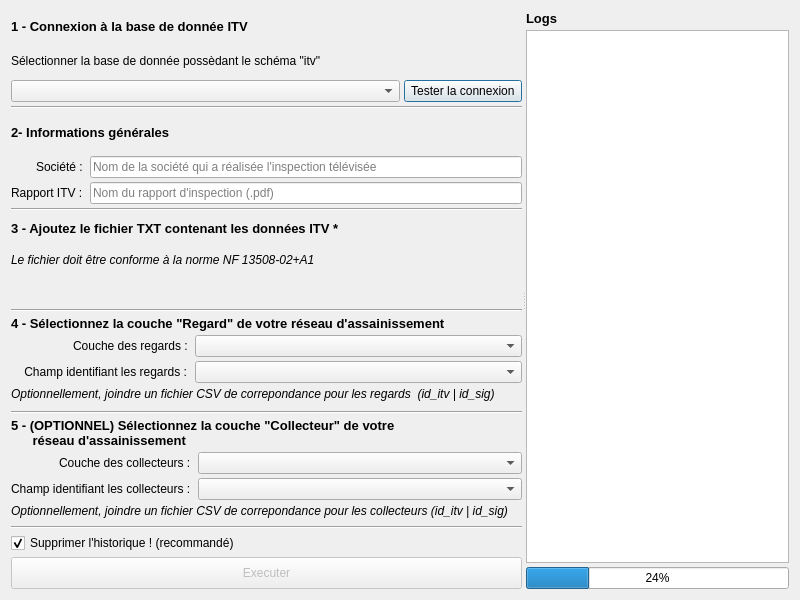
First picture: the form in geo_itv_dialog_base.ui, repository naomis/qgis-itv-plugin, before the edit.
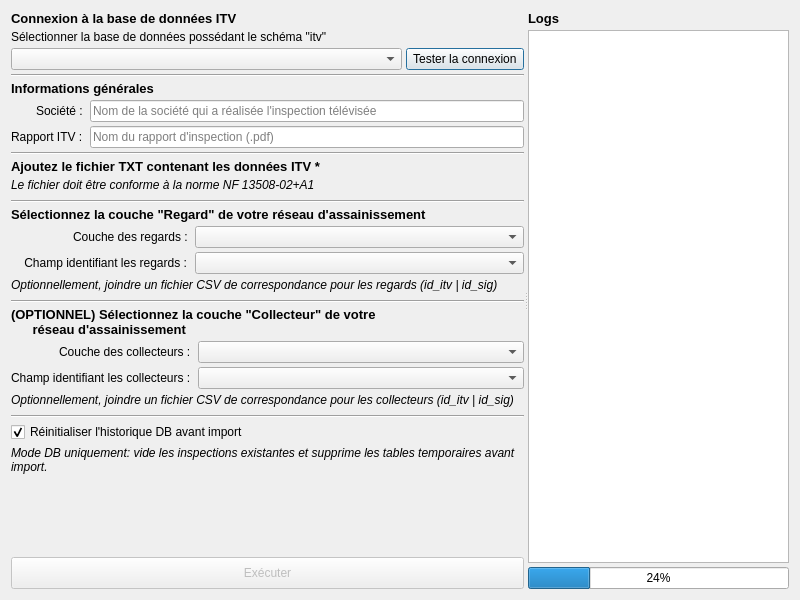
Second picture: the form after the edit. Custom widgets are drawn as their Qt base class.

The edit to the form file:
```diff
--- a/geo_itv_dialog_base.ui
+++ b/geo_itv_dialog_base.ui
@@ -65,7 +65,7 @@
                  </font>
                 </property>
                 <property name="text">
-                 <string>1 - Connexion à la base de donnée ITV</string>
+                   <string>Connexion à la base de données ITV</string>
                 </property>
                </widget>
               </item>
@@ -78,7 +78,7 @@
                  </font>
                 </property>
                 <property name="text">
-                 <string>Sélectionner la base de donnée possèdant le schéma &quot;itv&quot;</string>
+                 <string>Sélectionner la base de données possédant le schéma &quot;itv&quot;</string>
                 </property>
                </widget>
               </item>
@@ -157,7 +157,7 @@
                  </font>
                 </property>
                 <property name="text">
-                 <string>2- Informations générales</string>
+                 <string>Informations générales</string>
                 </property>
                </widget>
               </item>
@@ -250,7 +250,7 @@
                  </font>
                 </property>
                 <property name="text">
-                 <string>3 - Ajoutez le fichier TXT contenant les données ITV *</string>
+                 <string>Ajoutez le fichier TXT contenant les données ITV *</string>
                 </property>
                </widget>
               </item>
@@ -320,7 +320,7 @@
                  </font>
                 </property>
                 <property name="text">
-                 <string>4 - Sélectionnez la couche &quot;Regard&quot; de votre réseau d'assainissement</string>
+                 <string>Sélectionnez la couche &quot;Regard&quot; de votre réseau d'assainissement</string>
                 </property>
                </widget>
               </item>
@@ -389,7 +389,7 @@
                  </font>
                 </property>
                 <property name="text">
-                 <string>Optionnellement, joindre un fichier CSV de correpondance pour les regards  (id_itv | id_sig)</string>
+                 <string>Optionnellement, joindre un fichier CSV de correspondance pour les regards (id_itv | id_sig)</string>
                 </property>
                </widget>
               </item>
@@ -439,7 +439,7 @@
                  </font>
                 </property>
                 <property name="text">
-                 <string>5 - (OPTIONNEL) Sélectionnez la couche &quot;Collecteur&quot; de votre 
+                 <string>(OPTIONNEL) Sélectionnez la couche &quot;Collecteur&quot; de votre 
       réseau d'assainissement</string>
                 </property>
                </widget>
@@ -512,7 +512,7 @@
                  </font>
                 </property>
                 <property name="text">
-                 <string>Optionnellement, joindre un fichier CSV de correpondance pour les collecteurs (id_itv | id_sig)</string>
+                 <string>Optionnellement, joindre un fichier CSV de correspondance pour les collecteurs (id_itv | id_sig)</string>
                 </property>
                </widget>
               </item>
@@ -541,13 +541,41 @@
             <item>
              <widget class="QCheckBox" name="cbClearHistory">
               <property name="text">
-               <string>Supprimer l'historique ! (recommandé)</string>
+                    <string>Réinitialiser l'historique DB avant import</string>
               </property>
               <property name="checked">
                <bool>true</bool>
               </property>
              </widget>
             </item>
+                <item>
+                 <widget class="QLabel" name="label_clear_history_help">
+                  <property name="font">
+                    <font>
+                     <italic>true</italic>
+                    </font>
+                  </property>
+                  <property name="text">
+                    <string>Mode DB uniquement: vide les inspections existantes et supprime les tables temporaires avant import.</string>
+                  </property>
+                  <property name="wordWrap">
+                    <bool>true</bool>
+                  </property>
+                 </widget>
+                </item>
+              <item>
+               <spacer name="verticalSpacer_bottom_left">
+                <property name="orientation">
+                 <enum>Qt::Vertical</enum>
+                </property>
+                <property name="sizeHint" stdset="0">
+                 <size>
+                <width>20</width>
+                <height>40</height>
+                 </size>
+                </property>
+               </spacer>
+              </item>
             <item>
              <widget class="QPushButton" name="btExecute">
               <property name="enabled">
@@ -566,7 +594,7 @@
                </size>
               </property>
               <property name="text">
-               <string>Executer</string>
+               <string>Exécuter</string>
               </property>
               <property name="flat">
                <bool>false</bool>
```
